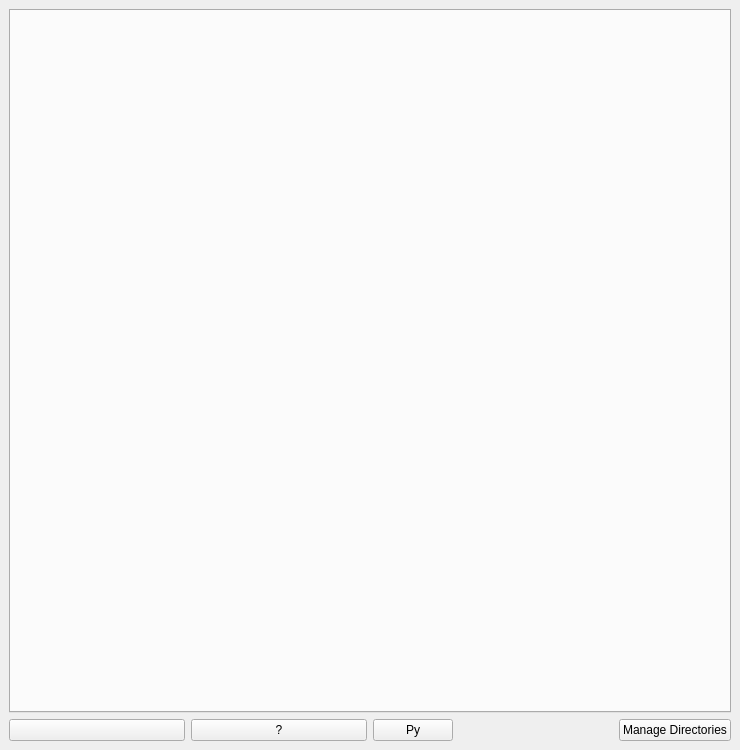
Qt form qt/scientific_interfaces/Indirect/IndirectDataManipulation.ui (mantidproject/mantid) before a commit.
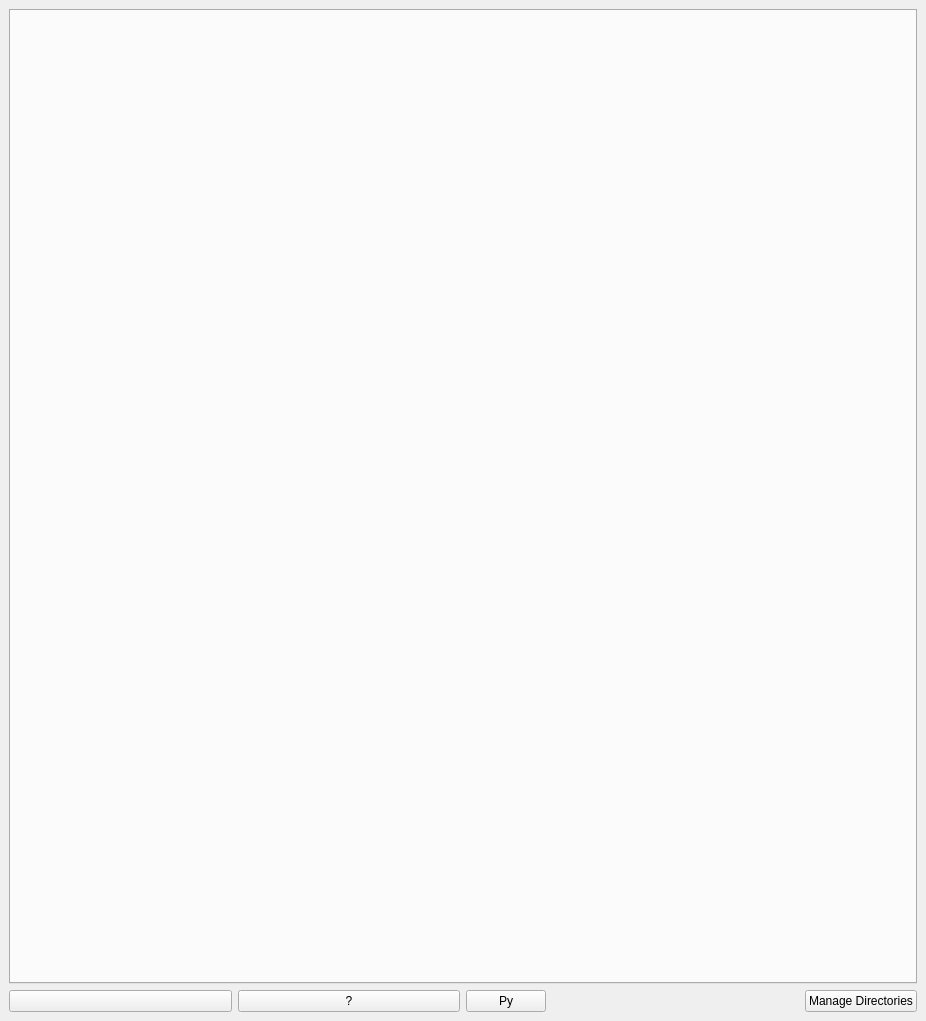
The same form after that commit.

Diff of the .ui file:
```diff
--- a/qt/scientific_interfaces/Indirect/IndirectDataManipulation.ui
+++ b/qt/scientific_interfaces/Indirect/IndirectDataManipulation.ui
@@ -6,8 +6,8 @@
    <rect>
     <x>0</x>
     <y>0</y>
-    <width>740</width>
-    <height>750</height>
+    <width>926</width>
+    <height>1021</height>
    </rect>
   </property>
   <property name="windowTitle">
```
